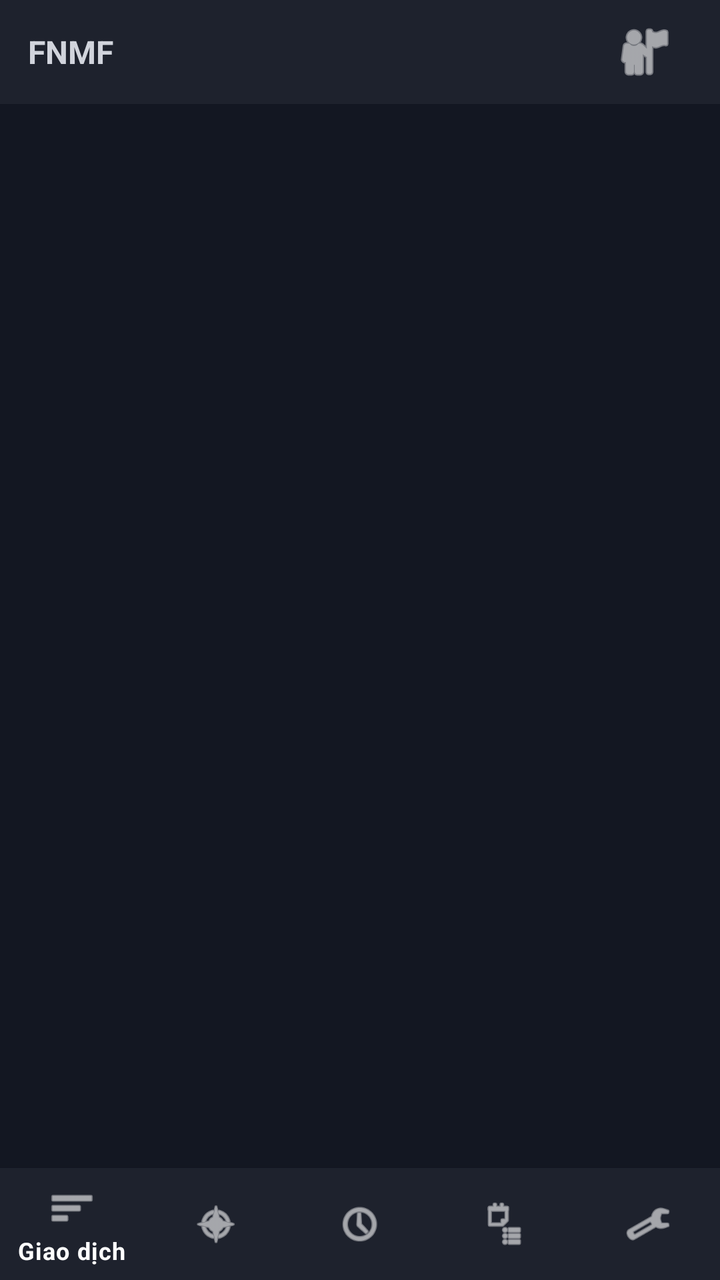
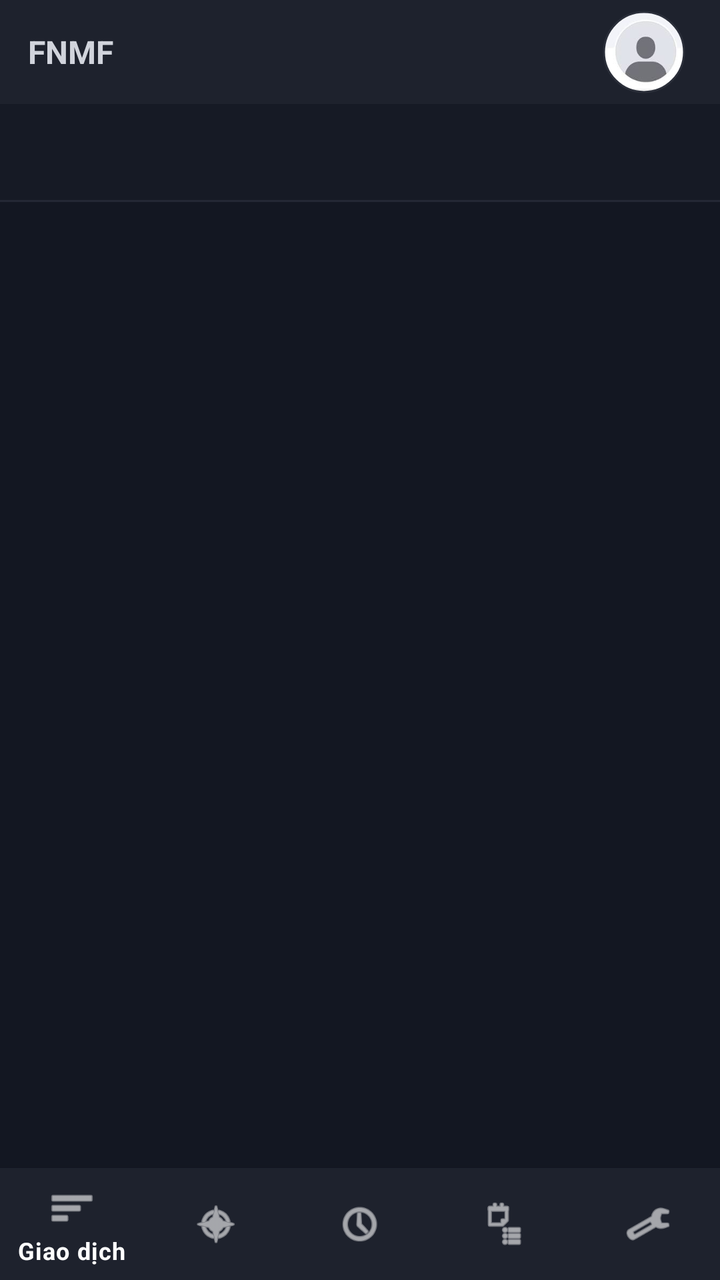

Screens rendered from an Android XML layout before and after an edit, with the pre-edit source and the edit as a unified diff.
<!-- AndroidManifest.xml: application theme Theme.NHUMONGLENH -->
<!-- res/layout/layout_activity2.xml -->
<?xml version="1.0" encoding="utf-8"?>
<LinearLayout xmlns:android="http://schemas.android.com/apk/res/android"
    xmlns:app="http://schemas.android.com/apk/res-auto"
    android:layout_width="match_parent"
    android:layout_height="match_parent"
    android:orientation="vertical"
    android:background="#131722">

    
    <LinearLayout
        android:id="@+id/layout_top_bar"
        android:layout_width="match_parent"
        android:layout_height="52dp"
        android:background="@color/tv_surface"
        android:orientation="horizontal"
        android:gravity="center_vertical"
        android:paddingHorizontal="14dp">

        <TextView
            android:id="@+id/tv_app_title"
            android:layout_width="0dp"
            android:layout_height="wrap_content"
            android:layout_weight="1"
            android:text="@string/app_name"
            android:textColor="@color/tv_text_primary"
            android:textSize="16sp"
            android:textStyle="bold"
            android:maxLines="1"
            android:ellipsize="end" />

        <TextView
            android:id="@+id/tv_header_user"
            android:layout_width="wrap_content"
            android:layout_height="wrap_content"
            android:visibility="gone" />

        <ImageButton
            android:id="@+id/btn_profile_avatar"
            android:layout_width="48dp"
            android:layout_height="48dp"
            android:minWidth="48dp"
            android:minHeight="48dp"
            android:padding="10dp"
            android:background="?attr/selectableItemBackgroundBorderless"
            android:src="@android:drawable/ic_menu_myplaces"
            app:tint="#FFFFFF"
            android:contentDescription="Hồ sơ tài khoản" />
    </LinearLayout>

    <FrameLayout
        android:id="@+id/fragment_container"
        android:layout_width="match_parent"
        android:layout_height="0dp"
        android:layout_weight="1" />

    <com.google.android.material.bottomnavigation.BottomNavigationView
        android:id="@+id/bottom_navigation"
        android:layout_width="match_parent"
        android:layout_height="wrap_content"
        android:background="#1E222D"
        app:itemIconTint="#FFFFFF"
        app:itemTextColor="#FFFFFF"
        app:menu="@menu/bottom_nav_menu" />
</LinearLayout>
<!-- resources referenced by this layout -->
<resources>
  <color name="tv_surface">#1E222D</color>
  <color name="tv_text_primary">#D1D4DC</color>
  <string name="app_name">FNMF</string>
  <style name="Theme.NHUMONGLENH" parent="Theme.MaterialComponents.DayNight.DarkActionBar">
          
          <item name="colorPrimary">@color/purple_500</item>
          <item name="colorPrimaryVariant">@color/purple_700</item>
          <item name="colorOnPrimary">@color/white</item>
          
          <item name="colorSecondary">@color/teal_200</item>
          <item name="colorSecondaryVariant">@color/teal_700</item>
          <item name="colorOnSecondary">@color/black</item>
          
          <item name="android:statusBarColor">?attr/colorPrimaryVariant</item>
          
      </style>
  <color name="purple_500">#FF6200EE</color>
  <color name="purple_700">#FF3700B3</color>
  <color name="white">#FFFFFFFF</color>
  <color name="teal_200">#FF03DAC5</color>
  <color name="teal_700">#FF018786</color>
  <color name="black">#FF000000</color>
</resources>

<!-- the commit's change to res/layout/layout_activity2.xml (unified diff, before → after) -->
@@ -34,18 +34,37 @@
             android:layout_height="wrap_content"
             android:visibility="gone" />
 
-        <ImageButton
+        <com.google.android.material.imageview.ShapeableImageView
             android:id="@+id/btn_profile_avatar"
             android:layout_width="48dp"
             android:layout_height="48dp"
             android:minWidth="48dp"
             android:minHeight="48dp"
-            android:padding="10dp"
+            android:padding="4dp"
             android:background="?attr/selectableItemBackgroundBorderless"
-            android:src="@android:drawable/ic_menu_myplaces"
-            app:tint="#FFFFFF"
-            android:contentDescription="Hồ sơ tài khoản" />
+            android:src="@drawable/profile_avatar"
+            android:scaleType="centerCrop"
+            app:shapeAppearanceOverlay="@style/ShapeAppearance.Circle"
+            app:strokeColor="#2A2E39"
+            app:strokeWidth="1dp"
+            android:contentDescription="@string/profile_avatar_desc" />
     </LinearLayout>
+
+    
+    <androidx.recyclerview.widget.RecyclerView
+        android:id="@+id/rv_market_ticker"
+        android:layout_width="match_parent"
+        android:layout_height="48dp"
+        android:minHeight="48dp"
+        android:background="#161A25"
+        android:orientation="horizontal"
+        android:overScrollMode="never"
+        android:scrollbars="none" />
+
+    <View
+        android:layout_width="match_parent"
+        android:layout_height="1dp"
+        android:background="#242835" />
 
     <FrameLayout
         android:id="@+id/fragment_container"
<!-- resource entries referenced after the edit -->
@@ -2,7 +2,12 @@
 <resources>
   <color name="tv_surface">#1E222D</color>
   <color name="tv_text_primary">#D1D4DC</color>
+  <!-- drawable profile_avatar: jpg bitmap (drawable, 1865 bytes) -->
   <string name="app_name">FNMF</string>
+  <string name="profile_avatar_desc">Hồ sơ tài khoản</string>
+  <style name="ShapeAppearance.Circle" parent="">
+          <item name="cornerSize">50%</item>
+      </style>
   <style name="Theme.NHUMONGLENH" parent="Theme.MaterialComponents.DayNight.DarkActionBar">
           
           <item name="colorPrimary">@color/purple_500</item>
